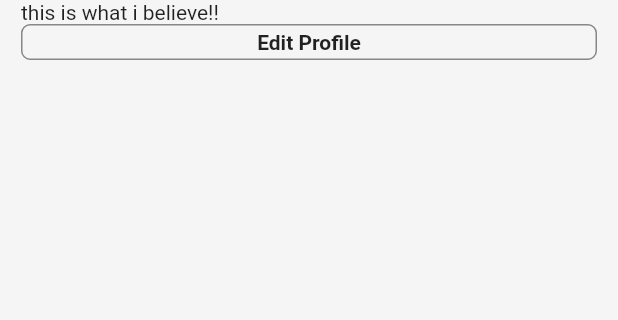
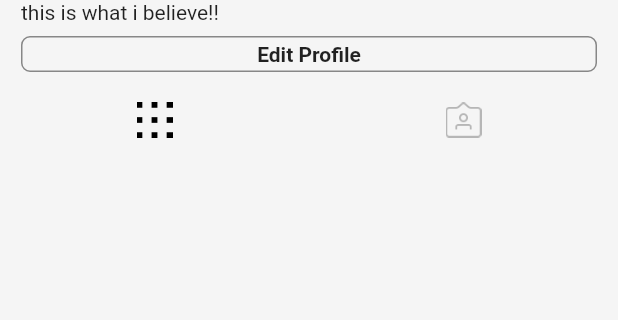
Before and after one commit to pioneerplat/flutter_practice_instagram, a Flutter app: the ProfileScreen screen opened directly, on a phone screen of 412 x 824 dp, the part 96-416 px from its top. Run offline on Flutter 3.47's test engine with Material 2 defaults, Android fonts, the phone set to English and light mode, and no system bars; our stand-ins replace cached_network_image; network calls fail.

Commit message:
25 custom selection button

```diff
--- a/flutter_instagram_first/lib/screens/profile_screens.dart
+++ b/flutter_instagram_first/lib/screens/profile_screens.dart
@@ -1,5 +1,5 @@
 import 'package:flutter/material.dart';
-import 'package:flutter_instagram_first/constants/common_size.dart';
+import 'package:flutter_instagram_first/widgets/profile_body.dart';
 
 class ProfileScreen extends StatelessWidget {
   @override
@@ -11,65 +11,9 @@ class ProfileScreen extends StatelessWidget {
           crossAxisAlignment: CrossAxisAlignment.start,
           children: <Widget>[
             _appbar(),
-            //CustomScrollView - slivers를 사용하는 이유는 그리드뷰 스크롤뷰를 같은 뷰에넣어 스크롤이 같이 되도록 하기 위
-            Expanded(
-              child: CustomScrollView(
-                slivers: <Widget>[
-                  //SliverList는 list인데 Sliver로 감싼 list이다
-                  SliverList(
-                    delegate: SliverChildListDelegate([
-                      _username(),
-                      _userBio(),
-                      _editProfileBtn(),
-                    ]),
-                  )
-
-                ],
-              ),
-            ),
+            ProfileBody(),
           ],
         ),
-      ),
-    );
-  }
-
-  Padding _editProfileBtn() {
-    return Padding(
-      padding: const EdgeInsets.symmetric(horizontal: common_gap),
-      child: SizedBox(
-        height: 24,
-        child: OutlineButton(
-          onPressed: null,
-          borderSide: BorderSide(color: Colors.black45),
-          shape: RoundedRectangleBorder(
-            borderRadius: BorderRadius.circular(6),
-          ),
-          child: Text(
-            'Edit Profile',
-            style:
-                TextStyle(fontWeight: FontWeight.bold, color: Colors.black87),
-          ),
-        ),
-      ),
-    );
-  }
-
-  Widget _username() {
-    return Padding(
-      padding: const EdgeInsets.symmetric(horizontal: common_gap),
-      child: Text(
-        'username',
-        style: TextStyle(fontWeight: FontWeight.bold),
-      ),
-    );
-  }
-
-  Widget _userBio() {
-    return Padding(
-      padding: const EdgeInsets.symmetric(horizontal: common_gap),
-      child: Text(
-        'this is what i believe!!',
-        style: TextStyle(fontWeight: FontWeight.w400),
       ),
     );
   }
--- /dev/null
+++ b/flutter_instagram_first/lib/widgets/profile_body.dart
@@ -0,0 +1,106 @@
+import 'package:flutter/material.dart';
+import 'package:flutter_instagram_first/constants/common_size.dart';
+
+class ProfileBody extends StatefulWidget {
+  @override
+  _ProfileBodyState createState() => _ProfileBodyState();
+}
+
+class _ProfileBodyState extends State<ProfileBody> {
+  bool seletedLeft = true;
+
+  @override
+  Widget build(BuildContext context) {
+    return Expanded(
+      ////CustomScrollView - slivers를 사용하는 이유는 그리드뷰 스크롤뷰를 같은 뷰에넣어 스크롤이 같이되게 하기 위함
+      child: CustomScrollView(
+        slivers: <Widget>[
+          //SliverList는 list인데 Sliver로 감싼 list이다
+          SliverList(
+            delegate: SliverChildListDelegate([
+              _username(),
+              _userBio(),
+              _editProfileBtn(),
+              Row(
+                //아이콘들이 같은 공간을 차지하도록 공간을 준다 - 이 방법을 안쓰고 두 아이콘에 Expanded를 주면 같은 효과
+                //spaceAround 를사용하면 클릭할 수 있는 공간이 아이콘만큼이지만 Expanded를 사용하면 클릭공간을 더 늘릴수있다
+                //mainAxisAlignment: MainAxisAlignment.spaceAround,
+                children: <Widget>[
+                  Expanded(
+                    child: IconButton(
+                      icon: ImageIcon(
+                        AssetImage('assets/images/grid.png'),
+                        // A ? B : C A가 true이면 B, false이면 C
+                        color: seletedLeft?Colors.black:Colors.black26,
+                      ),
+                      onPressed: () {
+                        setState(() {
+                          seletedLeft = true;
+                        });
+                      },
+                    ),
+                  ),
+                  Expanded(
+                    child: IconButton(
+                      icon: ImageIcon(
+                        AssetImage('assets/images/saved.png'),
+                        color: seletedLeft?Colors.black26:Colors.black,
+                      ),
+                      onPressed: () {
+                        setState(() {
+                          seletedLeft = false;
+                        });
+                      },
+                    ),
+                  ),
+                ],
+              )
+            ]),
+          )
+        ],
+      ),
+    );
+  }
+
+  Padding _editProfileBtn() {
+    return Padding(
+      padding: const EdgeInsets.symmetric(
+          horizontal: common_gap, vertical: common_xxs_gap),
+      child: SizedBox(
+        height: 24,
+        child: OutlineButton(
+          onPressed: null,
+          borderSide: BorderSide(color: Colors.black45),
+          shape: RoundedRectangleBorder(
+            borderRadius: BorderRadius.circular(6),
+          ),
+          child: Text(
+            'Edit Profile',
+            style:
+                TextStyle(fontWeight: FontWeight.bold, color: Colors.black87),
+          ),
+        ),
+      ),
+    );
+  }
+
+  Widget _username() {
+    return Padding(
+      padding: const EdgeInsets.symmetric(horizontal: common_gap),
+      child: Text(
+        'username',
+        style: TextStyle(fontWeight: FontWeight.bold),
+      ),
+    );
+  }
+
+  Widget _userBio() {
+    return Padding(
+      padding: const EdgeInsets.symmetric(horizontal: common_gap),
+      child: Text(
+        'this is what i believe!!',
+        style: TextStyle(fontWeight: FontWeight.w400),
+      ),
+    );
+  }
+}
```
